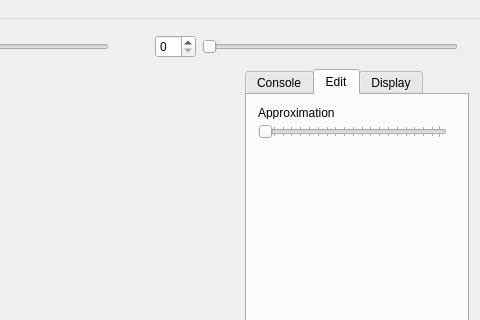
This is ZGeometry/ZGeometry.ui in sunyzm/ZGeometry as Qt 5 draws it before an edit; both pictures show x 591 to 1071 and y 0 to 320 of the 1071 by 850 pixel window. The edited form follows.
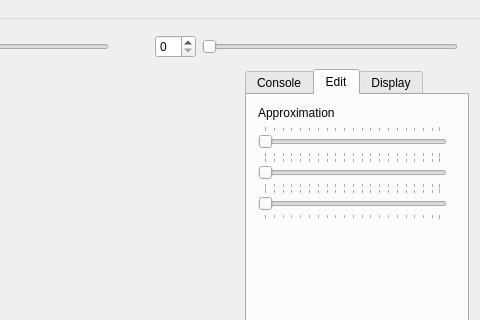
This is the edited form. Custom widgets are drawn as their Qt base class.

What changed in the file:
```diff
--- a/ZGeometry/ZGeometry.ui
+++ b/ZGeometry/ZGeometry.ui
@@ -227,16 +227,16 @@
          <attribute name="title">
           <string>Edit</string>
          </attribute>
-         <widget class="QWidget" name="">
+         <widget class="QWidget" name="layoutWidgetEditTab">
           <property name="geometry">
            <rect>
             <x>0</x>
             <y>0</y>
             <width>211</width>
-            <height>54</height>
+            <height>130</height>
            </rect>
           </property>
-          <layout class="QVBoxLayout" name="verticalLayout_2">
+          <layout class="QVBoxLayout" name="layoutEditTab">
            <item>
             <widget class="QLabel" name="labelApproximation">
              <property name="text">
@@ -245,7 +245,63 @@
             </widget>
            </item>
            <item>
-            <widget class="QSlider" name="sliderMorphing">
+            <widget class="QSlider" name="sliderApprox1">
+             <property name="minimumSize">
+              <size>
+               <width>0</width>
+               <height>32</height>
+              </size>
+             </property>
+             <property name="minimum">
+              <number>1</number>
+             </property>
+             <property name="maximum">
+              <number>100</number>
+             </property>
+             <property name="pageStep">
+              <number>5</number>
+             </property>
+             <property name="orientation">
+              <enum>Qt::Horizontal</enum>
+             </property>
+             <property name="tickPosition">
+              <enum>QSlider::TicksBothSides</enum>
+             </property>
+            </widget>
+           </item>
+           <item>
+            <widget class="QSlider" name="sliderApprox2">
+             <property name="minimumSize">
+              <size>
+               <width>0</width>
+               <height>32</height>
+              </size>
+             </property>
+             <property name="minimum">
+              <number>1</number>
+             </property>
+             <property name="maximum">
+              <number>100</number>
+             </property>
+             <property name="pageStep">
+              <number>5</number>
+             </property>
+             <property name="orientation">
+              <enum>Qt::Horizontal</enum>
+             </property>
+             <property name="tickPosition">
+              <enum>QSlider::TicksBothSides</enum>
+             </property>
+            </widget>
+           </item>
+           <item>
+            <widget class="QSlider" name="sliderApprox3">
+             <property name="minimumSize">
+              <size>
+               <width>0</width>
+               <height>32</height>
+              </size>
+             </property>
              <property name="minimum">
               <number>1</number>
              </property>
```
Left out of the diff: 6 changed lines with no effect on the pictures.
